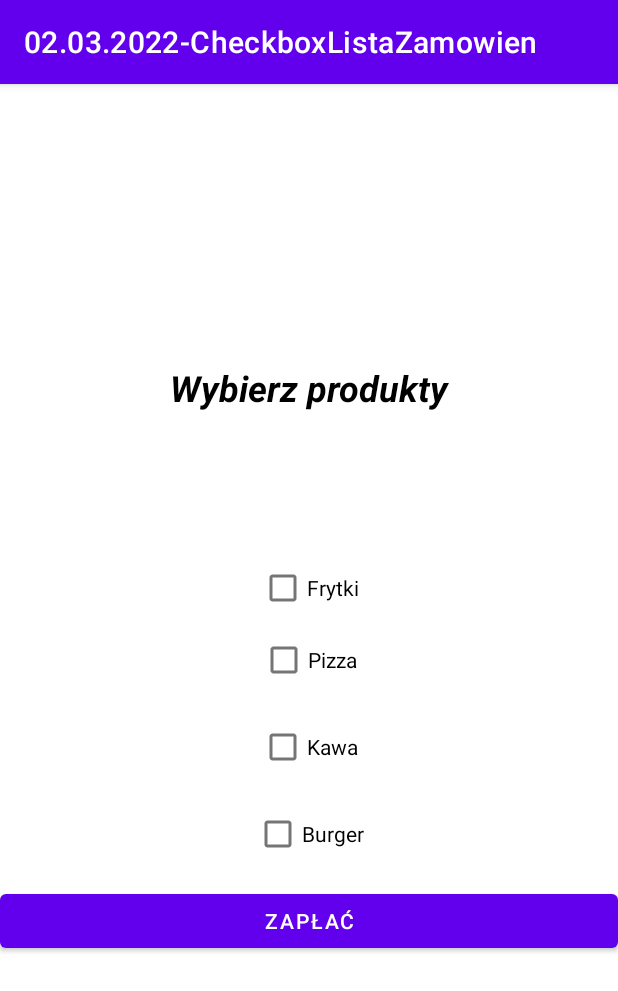
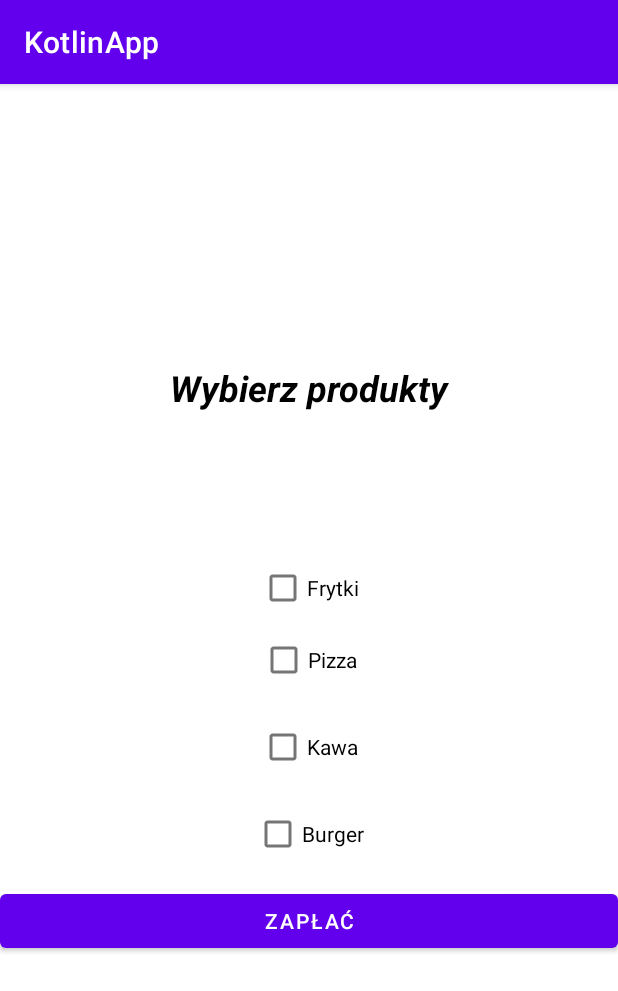
Before and after one commit to Kakaoss/02.03.2022-CheckboxListaZamowien, an Android app: the screen it shows after launch (MainActivity), on a phone screen of 412 x 824 dp. Shown: the top 991 px of the screen. Run offline under Robolectric (Android 15) with nearby library versions, the phone set to English and light mode, and no system bars.

Commit message:
zadanie skonczone

```diff
--- a/app/src/main/AndroidManifest.xml
+++ b/app/src/main/AndroidManifest.xml
@@ -19,5 +19,4 @@
             </intent-filter>
         </activity>
     </application>
-
 </manifest>
--- a/app/src/main/java/com/example/a02032022_checkboxlistazamowien/MainActivity.kt
+++ b/app/src/main/java/com/example/a02032022_checkboxlistazamowien/MainActivity.kt
@@ -2,10 +2,49 @@ package com.example.a02032022_checkboxlistazamowien
 
 import androidx.appcompat.app.AppCompatActivity
 import android.os.Bundle
+import android.widget.Button
+import android.widget.CheckBox
+import android.widget.Toast
 
 class MainActivity : AppCompatActivity() {
+    lateinit var frytki: CheckBox
+    lateinit var pizza: CheckBox
+    lateinit var kawa: CheckBox
+    lateinit var burger: CheckBox
+    lateinit var button: Button
     override fun onCreate(savedInstanceState: Bundle?) {
         super.onCreate(savedInstanceState)
         setContentView(R.layout.activity_main)
+
+        title = "KotlinApp"
+        frytki = findViewById(R.id.checkBoxFrytki)
+        pizza = findViewById(R.id.checkBoxPizza)
+        kawa = findViewById(R.id.checkBoxKawa)
+        burger = findViewById(R.id.checkBoxBurger)
+        button = findViewById(R.id.buttonZaplac)
+
+        button.setOnClickListener{
+            var doZaplacenia : Int = 0
+            val wynik = StringBuilder()
+            wynik.append("Wybrane")
+            if(frytki.isChecked) {
+                wynik.append("\nFrytki 4zł")
+                doZaplacenia += 4
+            }
+            if(pizza.isChecked) {
+                wynik.append("\nPizza 20zł")
+                doZaplacenia += 20
+            }
+            if(kawa.isChecked) {
+                wynik.append("\nKawa 3zł")
+                doZaplacenia += 3
+            }
+            if(burger.isChecked) {
+                wynik.append("\nBurger 6zł")
+                doZaplacenia += 6
+            }
+            wynik.append("\nDo Zaplacenia :" + doZaplacenia + "Zł")
+            Toast.makeText(applicationContext,wynik.toString(),Toast.LENGTH_SHORT).show()
+        }
     }
 }
--- a/app/src/main/res/layout/activity_main.xml
+++ b/app/src/main/res/layout/activity_main.xml
@@ -10,7 +10,7 @@
     <TextView
         android:layout_width="match_parent"
         android:layout_height="wrap_content"
-        android:layout_above="@id/checkBox4"
+        android:layout_above="@id/checkBoxFrytki"
         android:layout_marginBottom="93dp"
         android:text="Wybierz produkty"
         android:textAlignment="center"
@@ -19,41 +19,44 @@
         android:textStyle="bold|italic" />
 
     <CheckBox
-        android:id="@+id/checkBox4"
+        android:id="@+id/checkBoxFrytki"
         android:layout_width="wrap_content"
         android:layout_height="wrap_content"
-        android:layout_above="@id/checkBox1"
+        android:layout_above="@id/checkBoxPizza"
         android:layout_centerInParent="true"
         android:text="Frytki" />
+
     <CheckBox
-        android:id="@+id/checkBox1"
+        android:id="@+id/checkBoxPizza"
         android:layout_width="wrap_content"
         android:layout_height="wrap_content"
         android:layout_centerInParent="true"
         android:text="Pizza" />
 
     <CheckBox
-        android:id="@+id/checkBox2"
+        android:id="@+id/checkBoxKawa"
         android:layout_width="wrap_content"
         android:layout_height="wrap_content"
-        android:layout_below="@id/checkBox1"
+        android:layout_below="@id/checkBoxPizza"
         android:layout_centerInParent="true"
         android:layout_marginTop="10dp"
         android:text="Kawa" />
+
     <CheckBox
-        android:id="@+id/checkBox3"
+        android:id="@+id/checkBoxBurger"
         android:layout_width="wrap_content"
         android:layout_height="wrap_content"
-        android:layout_below="@id/checkBox2"
+        android:layout_below="@id/checkBoxKawa"
         android:layout_centerInParent="true"
+        android:layout_centerHorizontal="true"
         android:layout_marginTop="10dp"
         android:text="Burger" />
 
     <Button
-        android:id="@+id/button"
+        android:id="@+id/buttonZaplac"
         android:layout_width="match_parent"
         android:layout_height="wrap_content"
-        android:layout_below="@id/checkBox3"
+        android:layout_below="@id/checkBoxBurger"
         android:layout_marginTop="10dp"
         android:text="Zapłać" />
 
```
